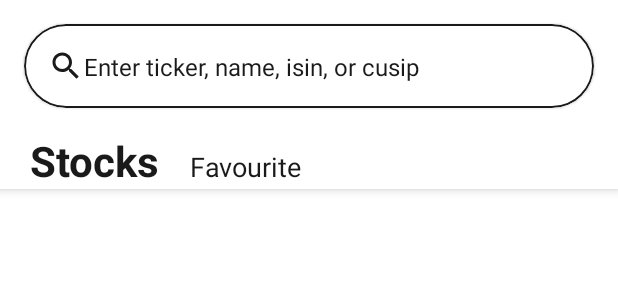
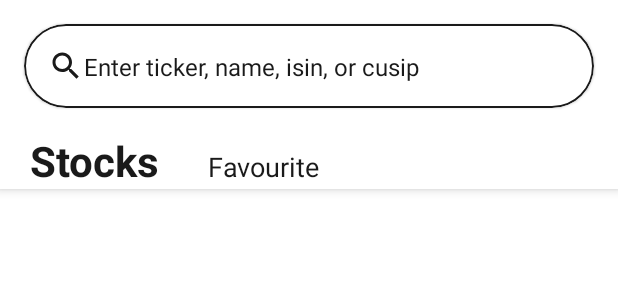
Before and after one commit to Freeezzzi/FinanceApp, an Android app: the layout quotes_list_fragment.xml on its own in the app's theme, with its tools: preview values and no code run, on a phone screen of 412 x 824 dp. Shown: the top 300 px of the screen. Run offline under Robolectric (Android 15) with nearby library versions, the phone set to English and light mode, and no system bars.

```diff
--- a/app/src/main/java/ru/freeezzzi/yandex_test_task/testapplication/ui/searchfragment/SearchFragment.kt
+++ b/app/src/main/java/ru/freeezzzi/yandex_test_task/testapplication/ui/searchfragment/SearchFragment.kt
@@ -26,6 +26,7 @@ import ru.freeezzzi.yandex_test_task.testapplication.ui.BaseFragment
 import ru.freeezzzi.yandex_test_task.testapplication.ui.ViewState
 import ru.freeezzzi.yandex_test_task.testapplication.ui.quoteslist.QuotesListAdapter
 
+//TODO прятать клавиатуру при прокрутке или при нажатии
 class SearchFragment : BaseFragment(R.layout.search_fragment) {
     private val binding by viewBinding(SearchFragmentBinding::bind)
 
--- a/app/src/main/java/ru/freeezzzi/yandex_test_task/testapplication/ui/searchfragment/SearchFragmentViewModel.kt
+++ b/app/src/main/java/ru/freeezzzi/yandex_test_task/testapplication/ui/searchfragment/SearchFragmentViewModel.kt
@@ -75,6 +75,7 @@ class SearchFragmentViewModel @Inject constructor(
 
     fun getCompanies(howManyCompanies: Int) {
         var lastCompanyToDownload = tickersCount + howManyCompanies
+        if (numberOfCompanies == 0) mutableCompanies.value = ViewState.success(mutableListOf())
         if (tickersCount == numberOfCompanies) return // если загрузили все компании
         if (lastCompanyToDownload > numberOfCompanies) {
             lastCompanyToDownload = numberOfCompanies
--- a/app/src/main/res/layout/quotes_list_fragment.xml
+++ b/app/src/main/res/layout/quotes_list_fragment.xml
@@ -20,7 +20,7 @@
             app:strokeColor="@color/font_black"
             app:strokeWidth="1dp"
             app:cardCornerRadius="48dp"
-            app:layout_scrollFlags="snap|scroll">
+            app:layout_scrollFlags="enterAlways|scroll|snap">
 
             <androidx.constraintlayout.widget.ConstraintLayout
                 android:layout_width="match_parent"
@@ -80,7 +80,7 @@
                 android:id="@+id/favourites_textview"
                 android:layout_width="wrap_content"
                 android:layout_height="wrap_content"
-                android:layout_marginStart="20dp"
+                android:layout_marginStart="32dp"
                 android:layout_weight="0"
                 android:text="@string/favorite_name"
                 android:textColor="@color/font_black"
```
Also changed, not shown: app/src/main/java/ru/freeezzzi/yandex_test_task/testapplication/ui/tabs/ViewPagerViewHolder.kt (+4 -4 lines).
